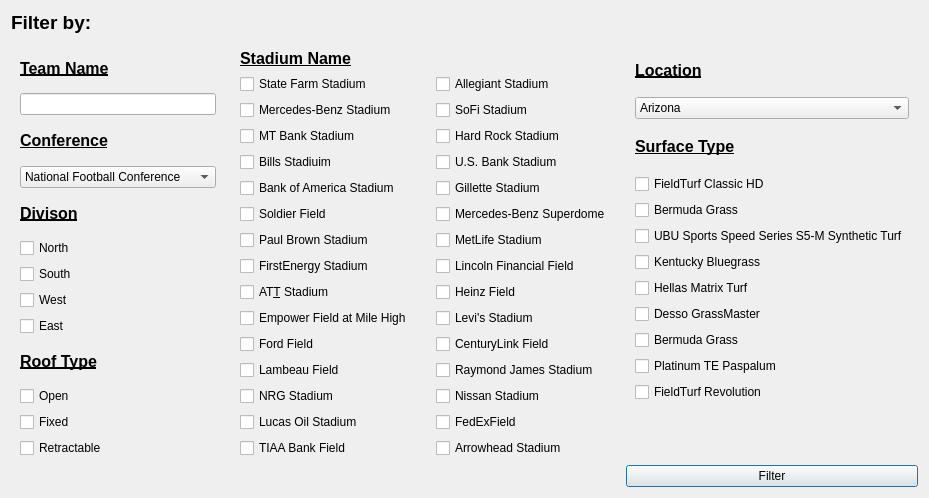
Before: the Qt Designer form NFL-Pamphlet/filterwindow.ui in jasperdoan/NFL-Pamphlet, drawn with Qt 5.
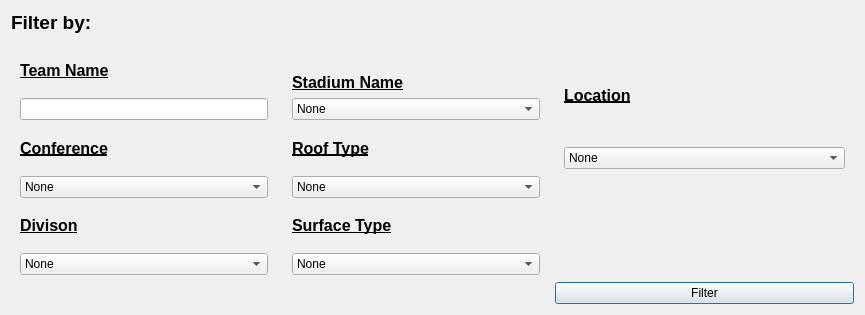
After: the same form once the commit is applied.

What changed in the file:
```diff
--- a/NFL-Pamphlet/filterwindow.ui
+++ b/NFL-Pamphlet/filterwindow.ui
@@ -6,15 +6,15 @@
    <rect>
     <x>0</x>
     <y>0</y>
-    <width>837</width>
-    <height>470</height>
+    <width>865</width>
+    <height>315</height>
    </rect>
   </property>
   <property name="windowTitle">
    <string>Filter</string>
   </property>
-  <layout class="QGridLayout" name="gridLayout">
-   <item row="0" column="0">
+  <layout class="QVBoxLayout" name="verticalLayout_5">
+   <item>
     <widget class="QLabel" name="label">
      <property name="sizePolicy">
       <sizepolicy hsizetype="Expanding" vsizetype="Fixed">
@@ -25,7 +25,6 @@
      <property name="font">
       <font>
        <pointsize>14</pointsize>
-       <weight>75</weight>
        <bold>true</bold>
       </font>
      </property>
@@ -34,7 +33,7 @@
      </property>
     </widget>
    </item>
-   <item row="1" column="0">
+   <item>
     <layout class="QHBoxLayout" name="horizontalLayout_3">
      <item>
       <layout class="QVBoxLayout" name="verticalLayout_3">
@@ -57,7 +56,6 @@
               <property name="font">
                <font>
                 <pointsize>12</pointsize>
-                <weight>75</weight>
                 <italic>false</italic>
                 <bold>true</bold>
                 <underline>true</underline>
@@ -80,7 +78,6 @@
               <property name="font">
                <font>
                 <pointsize>12</pointsize>
-                <weight>75</weight>
                 <italic>false</italic>
                 <bold>true</bold>
                 <underline>true</underline>
@@ -96,6 +93,11 @@
               <property name="cursor">
                <cursorShape>PointingHandCursor</cursorShape>
               </property>
+              <item>
+               <property name="text">
+                <string>None</string>
+               </property>
+              </item>
               <item>
                <property name="text">
                 <string>National Football Conference</string>
@@ -113,7 +115,6 @@
               <property name="font">
                <font>
                 <pointsize>12</pointsize>
-                <weight>75</weight>
                 <italic>false</italic>
                 <bold>true</bold>
                 <underline>true</underline>
@@ -125,89 +126,12 @@
              </widget>
             </item>
             <item>
-             <widget class="QCheckBox" name="isNorth">
-              <property name="cursor">
-               <cursorShape>PointingHandCursor</cursorShape>
-              </property>
-              <property name="text">
-               <string>North</string>
-              </property>
-             </widget>
-            </item>
-            <item>
-             <widget class="QCheckBox" name="isSouth">
-              <property name="cursor">
-               <cursorShape>PointingHandCursor</cursorShape>
-              </property>
-              <property name="text">
-               <string>South</string>
-              </property>
-             </widget>
-            </item>
-            <item>
-             <widget class="QCheckBox" name="isWest">
-              <property name="cursor">
-               <cursorShape>PointingHandCursor</cursorShape>
-              </property>
-              <property name="text">
-               <string>West</string>
-              </property>
-             </widget>
-            </item>
-            <item>
-             <widget class="QCheckBox" name="isEast">
-              <property name="cursor">
-               <cursorShape>PointingHandCursor</cursorShape>
-              </property>
-              <property name="text">
-               <string>East</string>
-              </property>
-             </widget>
-            </item>
-            <item>
-             <widget class="QLabel" name="label_9">
-              <property name="font">
-               <font>
-                <pointsize>12</pointsize>
-                <weight>75</weight>
-                <italic>false</italic>
-                <bold>true</bold>
-                <underline>true</underline>
-               </font>
-              </property>
-              <property name="text">
-               <string>Roof Type</string>
-              </property>
-             </widget>
-            </item>
-            <item>
-             <widget class="QCheckBox" name="isOpen">
-              <property name="cursor">
-               <cursorShape>PointingHandCursor</cursorShape>
-              </property>
-              <property name="text">
-               <string>Open</string>
-              </property>
-             </widget>
-            </item>
-            <item>
-             <widget class="QCheckBox" name="isFixed">
-              <property name="cursor">
-               <cursorShape>PointingHandCursor</cursorShape>
-              </property>
-              <property name="text">
-               <string>Fixed</string>
-              </property>
-             </widget>
-            </item>
-            <item>
-             <widget class="QCheckBox" name="isRetractable">
-              <property name="cursor">
-               <cursorShape>PointingHandCursor</cursorShape>
-              </property>
-              <property name="text">
-               <string>Retractable</string>
-              </property>
+             <widget class="QComboBox" name="comboBox">
+              <item>
+               <property name="text">
+                <string>None</string>
+               </property>
+              </item>
              </widget>
             </item>
            </layout>
@@ -227,122 +151,11 @@
               <cursorShape>ArrowCursor</cursorShape>
              </property>
              <layout class="QGridLayout" name="gridLayout_3">
-              <item row="10" column="0">
-               <widget class="QCheckBox" name="isEFMH">
-                <property name="cursor">
-                 <cursorShape>PointingHandCursor</cursorShape>
-                </property>
-                <property name="text">
-                 <string>Empower Field at Mile High</string>
-                </property>
-               </widget>
-              </item>
-              <item row="15" column="0">
-               <widget class="QCheckBox" name="isTIAABF">
-                <property name="cursor">
-                 <cursorShape>PointingHandCursor</cursorShape>
-                </property>
-                <property name="text">
-                 <string>TIAA Bank Field</string>
-                </property>
-               </widget>
-              </item>
-              <item row="1" column="0">
-               <widget class="QCheckBox" name="isSTS">
-                <property name="cursor">
-                 <cursorShape>PointingHandCursor</cursorShape>
-                </property>
-                <property name="text">
-                 <string>State Farm Stadium</string>
-                </property>
-               </widget>
-              </item>
-              <item row="6" column="0">
-               <widget class="QCheckBox" name="isSF">
-                <property name="cursor">
-                 <cursorShape>PointingHandCursor</cursorShape>
-                </property>
-                <property name="text">
-                 <string>Soldier Field</string>
-                </property>
-               </widget>
-              </item>
-              <item row="5" column="0">
-               <widget class="QCheckBox" name="isBAS">
-                <property name="cursor">
-                 <cursorShape>PointingHandCursor</cursorShape>
-                </property>
-                <property name="text">
-                 <string>Bank of America Stadium</string>
-                </property>
-               </widget>
-              </item>
-              <item row="7" column="0">
-               <widget class="QCheckBox" name="isPBS">
-                <property name="cursor">
-                 <cursorShape>PointingHandCursor</cursorShape>
-                </property>
-                <property name="text">
-                 <string>Paul Brown Stadium</string>
-                </property>
-               </widget>
-              </item>
-              <item row="4" column="0">
-               <widget class="QCheckBox" name="isBS">
-                <property name="cursor">
-                 <cursorShape>PointingHandCursor</cursorShape>
-                </property>
-                <property name="text">
-                 <string>Bills Stadiuim</string>
-                </property>
-               </widget>
-              </item>
-              <item row="14" column="0">
-               <widget class="QCheckBox" name="isLOS">
-                <property name="cursor">
-                 <cursorShape>PointingHandCursor</cursorShape>
-                </property>
-                <property name="text">
-                 <string>Lucas Oil Stadium</string>
-                </property>
-               </widget>
-              </item>
-              <item row="11" column="0">
-               <widget class="QCheckBox" name="isFF">
-                <property name="cursor">
-                 <cursorShape>PointingHandCursor</cursorShape>
-                </property>
-                <property name="text">
-                 <string>Ford Field</string>
-                </property>
-               </widget>
-              </item>
-              <item row="12" column="0">
-               <widget class="QCheckBox" name="isLF">
-                <property name="cursor">
-                 <cursorShape>PointingHandCursor</cursorShape>
-                </property>
-                <property name="text">
-                 <string>Lambeau Field</string>
-                </property>
-               </widget>
-              </item>
-              <item row="2" column="0">
-               <widget class="QCheckBox" name="isMBS">
-                <property name="cursor">
-                 <cursorShape>PointingHandCursor</cursorShape>
-                </property>
-                <property name="text">
-                 <string>Mercedes-Benz Stadium</string>
-                </property>
-               </widget>
-              </item>
               <item row="0" column="0" alignment="Qt::AlignLeft|Qt::AlignBottom">
                <widget class="QLabel" name="label_3">
                 <property name="font">
                  <font>
                   <pointsize>12</pointsize>
-                  <weight>75</weight>
                   <italic>false</italic>
                   <bold>true</bold>
                   <underline>true</underline>
@@ -353,216 +166,61 @@
                 </property>
                </widget>
               </item>
-              <item row="13" column="0">
-               <widget class="QCheckBox" name="isNRGS">
-                <property name="cursor">
-                 <cursorShape>PointingHandCursor</cursorShape>
+              <item row="4" column="0">
+               <widget class="QLabel" name="label_6">
+                <property name="font">
+                 <font>
+                  <pointsize>12</pointsize>
+                  <italic>false</italic>
+                  <bold>true</bold>
+                  <underline>true</underline>
+                 </font>
                 </property>
                 <property name="text">
-                 <string>NRG Stadium</string>
+                 <string>Surface Type</string>
                 </property>
                </widget>
               </item>
               <item row="3" column="0">
-               <widget class="QCheckBox" name="isMTBS">
-                <property name="cursor">
-                 <cursorShape>PointingHandCursor</cursorShape>
-                </property>
-                <property name="text">
-                 <string>MT Bank Stadium</string>
-                </property>
+               <widget class="QComboBox" name="stadiumBox">
+                <item>
+                 <property name="text">
+                  <string>None</string>
+                 </property>
+                </item>
                </widget>
               </item>
-              <item row="9" column="0">
-               <widget class="QCheckBox" name="isATTS">
-                <property name="cursor">
-                 <cursorShape>PointingHandCursor</cursorShape>
-                </property>
-                <property name="text">
-                 <string>AT&amp;T Stadium</string>
-                </property>
-               </widget>
-              </item>
-              <item row="8" column="0">
-               <widget class="QCheckBox" name="isFES">
-                <property name="cursor">
-                 <cursorShape>PointingHandCursor</cursorShape>
-                </property>
-                <property name="text">
-                 <string>FirstEnergy Stadium</string>
-                </property>
-               </widget>
-              </item>
-             </layout>
-            </widget>
-           </item>
-           <item>
-            <widget class="QWidget" name="widget_3" native="true">
-             <property name="sizePolicy">
-              <sizepolicy hsizetype="Expanding" vsizetype="Expanding">
-               <horstretch>0</horstretch>
-               <verstretch>0</verstretch>
-              </sizepolicy>
-             </property>
-             <property name="cursor">
-              <cursorShape>ArrowCursor</cursorShape>
-             </property>
-             <layout class="QGridLayout" name="gridLayout_4">
-              <item row="7" column="0">
-               <widget class="QCheckBox" name="isMS">
-                <property name="cursor">
-                 <cursorShape>PointingHandCursor</cursorShape>
-                </property>
-                <property name="text">
-                 <string>MetLife Stadium</string>
-                </property>
+              <item row="1" column="0">
+               <widget class="QComboBox" name="comboBox_2">
+                <item>
+                 <property name="text">
+                  <string>None</string>
+                 </property>
+                </item>
                </widget>
               </item>
               <item row="2" column="0">
-               <widget class="QCheckBox" name="isSS">
-                <property name="cursor">
-                 <cursorShape>PointingHandCursor</cursorShape>
+               <widget class="QLabel" name="label_9">
+                <property name="font">
+                 <font>
+                  <pointsize>12</pointsize>
+                  <italic>false</italic>
+                  <bold>true</bold>
+                  <underline>true</underline>
+                 </font>
                 </property>
                 <property name="text">
-                 <string>SoFi Stadium</string>
-                </property>
-               </widget>
-              </item>
-              <item row="13" column="0">
-               <widget class="QCheckBox" name="isNS">
-                <property name="cursor">
-                 <cursorShape>PointingHandCursor</cursorShape>
-                </property>
-                <property name="text">
-                 <string>Nissan Stadium</string>
+                 <string>Roof Type</string>
                 </property>
                </widget>
               </item>
               <item row="5" column="0">
-               <widget class="QCheckBox" name="isGS">
-                <property name="cursor">
-                 <cursorShape>PointingHandCursor</cursorShape>
-                </property>
-                <property name="text">
-                 <string>Gillette Stadium</string>
-                </property>
-               </widget>
-              </item>
-              <item row="6" column="0">
-               <widget class="QCheckBox" name="isMBSD">
-                <property name="cursor">
-                 <cursorShape>PointingHandCursor</cursorShape>
-                </property>
-                <property name="text">
-                 <string>Mercedes-Benz Superdome</string>
-                </property>
-               </widget>
-              </item>
-              <item row="12" column="0">
-               <widget class="QCheckBox" name="isRJS">
-                <property name="cursor">
-                 <cursorShape>PointingHandCursor</cursorShape>
-                </property>
-                <property name="text">
-                 <string>Raymond James Stadium</string>
-                </property>
-               </widget>
-              </item>
-              <item row="11" column="0">
-               <widget class="QCheckBox" name="isCF">
-                <property name="cursor">
-                 <cursorShape>PointingHandCursor</cursorShape>
-                </property>
-                <property name="text">
-                 <string>CenturyLink Field</string>
-                </property>
-               </widget>
-              </item>
-              <item row="3" column="0">
-               <widget class="QCheckBox" name="isHRS">
-                <property name="cursor">
-                 <cursorShape>PointingHandCursor</cursorShape>
-                </property>
-                <property name="text">
-                 <string>Hard Rock Stadium</string>
-                </property>
-               </widget>
-              </item>
-              <item row="10" column="0">
-               <widget class="QCheckBox" name="isLS">
-                <property name="cursor">
-                 <cursorShape>PointingHandCursor</cursorShape>
-                </property>
-                <property name="text">
-                 <string>Levi's Stadium</string>
-                </property>
-               </widget>
-              </item>
-              <item row="14" column="0">
-               <widget class="QCheckBox" name="isFEF">
-                <property name="cursor">
-                 <cursorShape>PointingHandCursor</cursorShape>
-                </property>
-                <property name="text">
-                 <string>FedExField</string>
-                </property>
-               </widget>
-              </item>
-              <item row="8" column="0">
-               <widget class="QCheckBox" name="isLFF">
-                <property name="cursor">
-                 <cursorShape>PointingHandCursor</cursorShape>
-                </property>
-                <property name="text">
-                 <string>Lincoln Financial Field</string>
-                </property>
-               </widget>
-              </item>
-              <item row="9" column="0">
-               <widget class="QCheckBox" name="isHF">
-                <property name="cursor">
-                 <cursorShape>PointingHandCursor</cursorShape>
-                </property>
-                <property name="text">
-                 <string>Heinz Field</string>
-                </property>
-               </widget>
-              </item>
-              <item row="1" column="0">
-               <widget class="QCheckBox" name="isAS">
-                <property name="cursor">
-                 <cursorShape>PointingHandCursor</cursorShape>
-                </property>
-                <property name="text">
-                 <string>Allegiant Stadium</string>
-                </property>
-               </widget>
-              </item>
-              <item row="15" column="0">
-               <widget class="QCheckBox" name="isAS_2">
-                <property name="cursor">
-                 <cursorShape>PointingHandCursor</cursorShape>
-                </property>
-                <property name="text">
-                 <string>Arrowhead Stadium</string>
-                </property>
-               </widget>
-              </item>
-              <item row="0" column="0">
-               <widget class="QLabel" name="label_4">
-                <property name="text">
-                 <string/>
-                </property>
-               </widget>
-              </item>
-              <item row="4" column="0">
-               <widget class="QCheckBox" name="isUSBS">
-                <property name="cursor">
-                 <cursorShape>PointingHandCursor</cursorShape>
-                </property>
-                <property name="text">
-                 <string>U.S. Bank Stadium</string>
-                </property>
+               <widget class="QComboBox" name="comboBox_3">
+                <item>
+                 <property name="text">
+                  <string>None</string>
+                 </property>
+                </item>
                </widget>
               </item>
              </layout>
@@ -606,7 +264,6 @@
             <property name="font">
              <font>
               <pointsize>12</pointsize>
-              <weight>75</weight>
               <italic>false</italic>
               <bold>true</bold>
               <underline>true</underline>
@@ -618,16 +275,21 @@
            </widget>
           </item>
           <item>
-           <widget class="QComboBox" name="comboBox">
+           <widget class="QComboBox" name="locationBox">
             <property name="cursor">
              <cursorShape>PointingHandCursor</cursorShape>
             </property>
             <property name="currentText">
-             <string>Arizona</string>
+             <string>None</string>
             </property>
             <property name="maxVisibleItems">
              <number>15</number>
             </property>
+            <item>
+             <property name="text">
+              <string>None</string>
+             </property>
+            </item>
             <item>
              <property name="text">
               <string>Arizona</string>
@@ -745,112 +407,6 @@
             </item>
            </widget>
           </item>
-          <item>
-           <widget class="QLabel" name="label_6">
-            <property name="font">
-             <font>
-              <pointsize>12</pointsize>
-              <weight>75</weight>
-              <italic>false</italic>
-              <bold>true</bold>
-              <underline>true</underline>
-             </font>
-            </property>
-            <property name="text">
-             <string>Surface Type</string>
-            </property>
-           </widget>
-          </item>
-          <item>
-           <widget class="QCheckBox" name="isFTCHD">
-            <property name="cursor">
-             <cursorShape>PointingHandCursor</cursorShape>
-            </property>
-            <property name="text">
-             <string>FieldTurf Classic HD</string>
-            </property>
-           </widget>
-          </item>
-          <item>
-           <widget class="QCheckBox" name="isBG">
-            <property name="cursor">
-             <cursorShape>PointingHandCursor</cursorShape>
-            </property>
-            <property name="text">
-             <string>Bermuda Grass</string>
-            </property>
-           </widget>
-          </item>
-          <item>
-           <widget class="QCheckBox" name="isUBUSSS">
-            <property name="cursor">
-             <cursorShape>PointingHandCursor</cursorShape>
-            </property>
-            <property name="text">
-             <string>UBU Sports Speed Series S5-M Synthetic Turf</string>
-            </property>
-           </widget>
-          </item>
-          <item>
-           <widget class="QCheckBox" name="isKB">
-            <property name="cursor">
-             <cursorShape>PointingHandCursor</cursorShape>
-            </property>
-            <property name="text">
-             <string>Kentucky Bluegrass</string>
-            </property>
-           </widget>
-          </item>
-          <item>
-           <widget class="QCheckBox" name="isHMT">
-            <property name="cursor">
-             <cursorShape>PointingHandCursor</cursorShape>
-            </property>
-            <property name="text">
-             <string>Hellas Matrix Turf</string>
-            </property>
-           </widget>
-          </item>
-          <item>
-           <widget class="QCheckBox" name="isDG">
-            <property name="cursor">
-             <cursorShape>PointingHandCursor</cursorShape>
-            </property>
-            <property name="text">
-             <string>Desso GrassMaster</string>
-            </property>
-           </widget>
-          </item>
-          <item>
-           <widget class="QCheckBox" name="isBG_2">
-            <property name="cursor">
-             <cursorShape>PointingHandCursor</cursorShape>
-            </property>
-            <property name="text">
-             <string>Bermuda Grass</string>
-            </property>
-           </widget>
-          </item>
-          <item>
-           <widget class="QCheckBox" name="isPTP">
-            <property name="cursor">
-             <cursorShape>PointingHandCursor</cursorShape>
-            </property>
-            <property name="text">
-             <string>Platinum TE Paspalum</string>
-            </property>
-           </widget>
-          </item>
-          <item>
-           <widget class="QCheckBox" name="isFTR">
-            <property name="cursor">
-             <cursorShape>PointingHandCursor</cursorShape>
-            </property>
-            <property name="text">
-             <string>FieldTurf Revolution</string>
-            </property>
-           </widget>
-          </item>
           <item>
            <widget class="QLabel" name="label_10">
             <property name="cursor">
```
